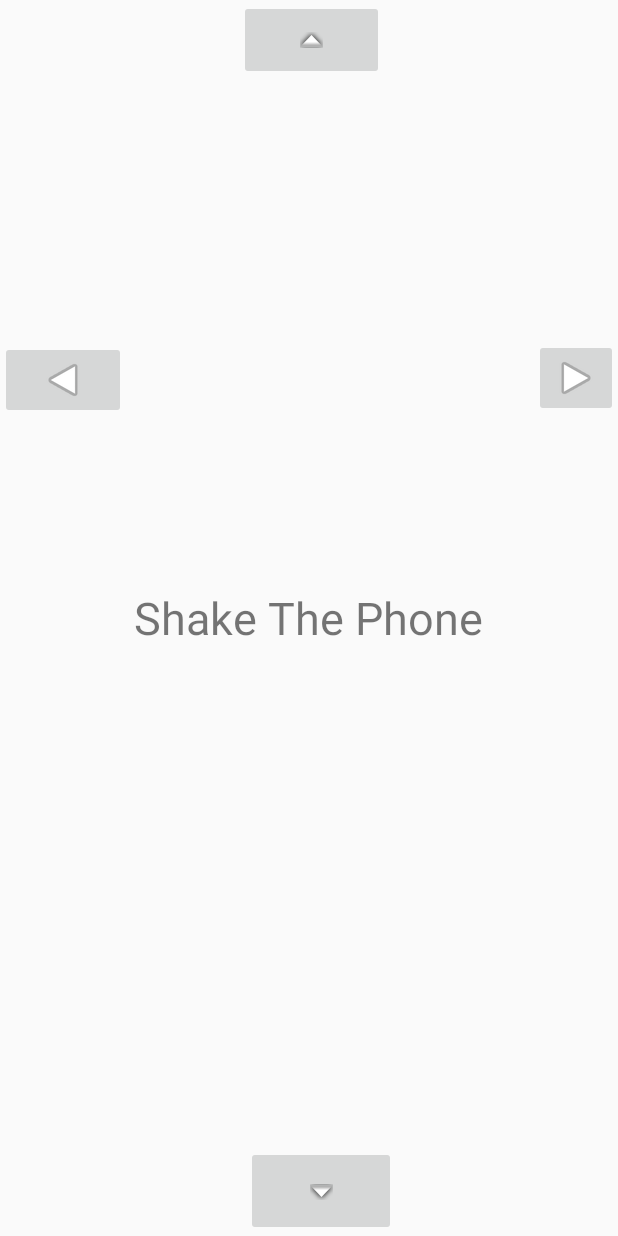
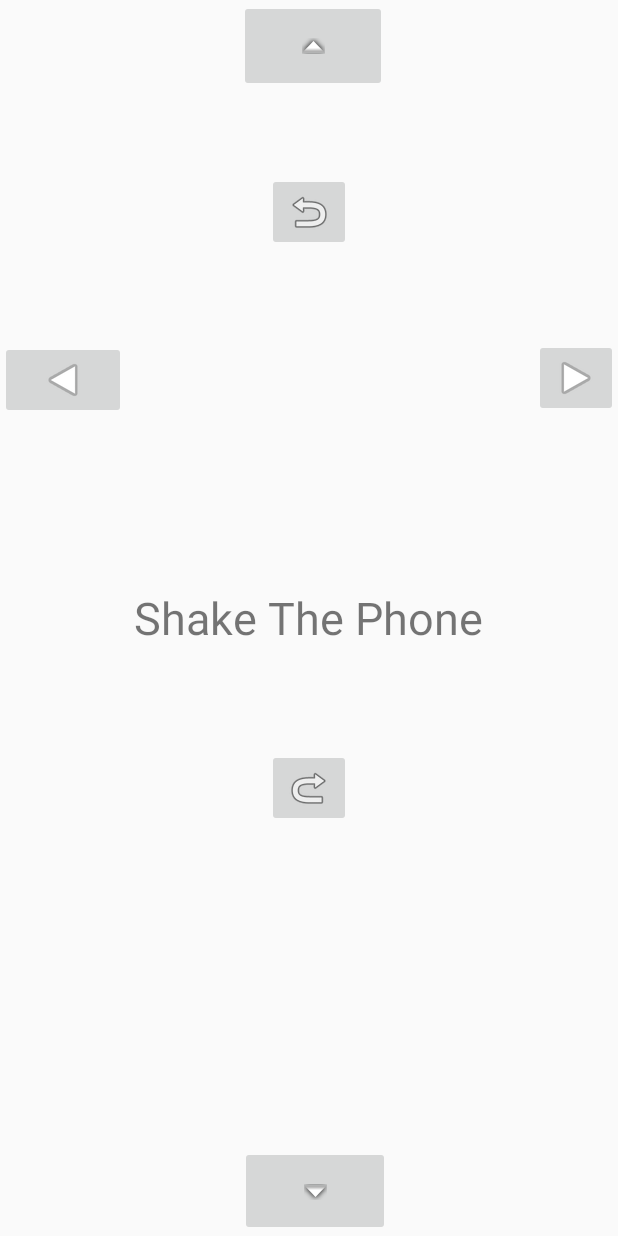
Before and after one commit to MoonJiao123/Hackxx, an Android app: the layout activity_main.xml on its own in the app's theme, with its tools: preview values and no code run, on a phone screen of 412 x 824 dp. Run offline under Robolectric (Android 15) with nearby library versions, the phone set to English and light mode, and no system bars.

Commit message:
xml added look left/right

```diff
--- a/VoicedControlledCar/app/src/main/res/layout/activity_main.xml
+++ b/VoicedControlledCar/app/src/main/res/layout/activity_main.xml
@@ -9,7 +9,7 @@
 
     <ImageButton
         android:id="@+id/downButton"
-        android:layout_width="wrap_content"
+        android:layout_width="60dp"
         android:layout_height="60dp"
         android:layout_alignParentStart="true"
         android:layout_alignParentLeft="true"
@@ -17,12 +17,10 @@
         android:layout_alignParentRight="true"
         android:layout_alignParentBottom="true"
         android:layout_centerInParent="true"
-        android:layout_centerHorizontal="true"
-        android:layout_centerVertical="true"
-        android:layout_marginStart="164dp"
-        android:layout_marginLeft="164dp"
-        android:layout_marginEnd="148dp"
-        android:layout_marginRight="148dp"
+        android:layout_marginStart="160dp"
+        android:layout_marginLeft="160dp"
+        android:layout_marginEnd="152dp"
+        android:layout_marginRight="152dp"
         android:layout_marginBottom="0dp"
 
         android:layout_toDownOf="@+id/shakeText"
@@ -31,22 +29,21 @@
 
     <ImageButton
         android:id="@+id/upButton"
-        android:layout_width="wrap_content"
-        android:layout_height="53dp"
+        android:layout_width="71dp"
+        android:layout_height="61dp"
         android:layout_alignParentStart="true"
         android:layout_alignParentLeft="true"
         android:layout_alignParentTop="true"
         android:layout_alignParentEnd="true"
         android:layout_alignParentRight="true"
-        android:layout_alignParentUp="true"
+        android:layout_centerInParent="true"
+
         android:layout_marginStart="159dp"
         android:layout_marginLeft="159dp"
         android:layout_marginTop="0dp"
-        android:layout_marginEnd="156dp"
-        android:layout_marginRight="156dp"
-        android:layout_toUpOf="@+id/shakeText"
+        android:layout_marginEnd="154dp"
+        android:layout_marginRight="154dp"
         android:orientation="horizontal"
-
         app:srcCompat="@android:drawable/arrow_up_float" />
 
     <ImageButton
@@ -95,4 +92,27 @@
         android:textSize="30dp"
         android:text="Shake The Phone" />
 
+    <ImageButton
+        android:id="@+id/lookLeft"
+        android:layout_width="wrap_content"
+        android:layout_height="wrap_content"
+        android:layout_below="@+id/upButton"
+        android:layout_up="@+id/shakeText"
+        android:layout_marginTop="54dp"
+        android:layout_centerVertical="true"
+        android:layout_centerHorizontal="true"
+
+        app:srcCompat="@android:drawable/ic_menu_revert" />
+
+    <ImageButton
+        android:id="@+id/lookRight"
+        android:layout_width="wrap_content"
+        android:layout_height="wrap_content"
+        android:layout_below="@+id/shakeText"
+        android:layout_centerInParent="true"
+        android:layout_marginTop="67dp"
+        android:layout_up="@+id/downButton"
+        android:scaleX="-1"
+        app:srcCompat="@android:drawable/ic_menu_revert" />
+
 </RelativeLayout>
```
